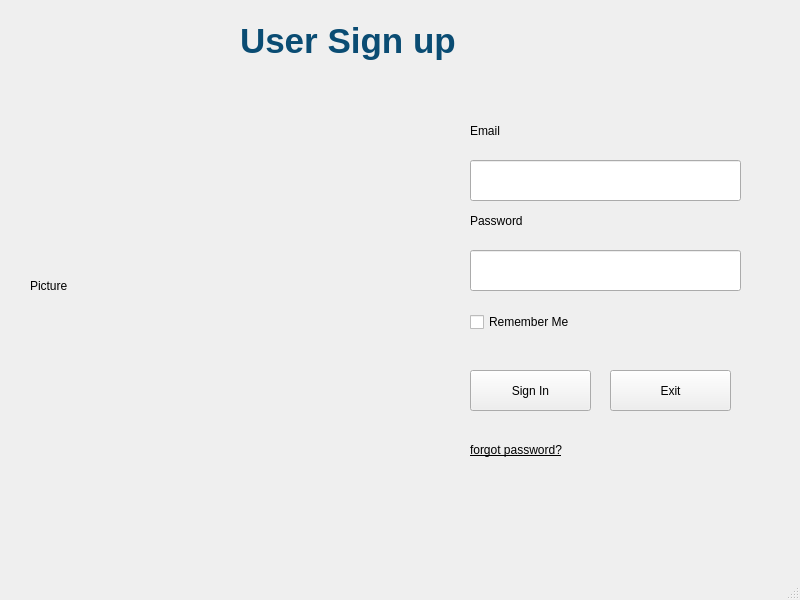
Qt form mainwindow.ui (TG-o2/Hawata) before a commit.
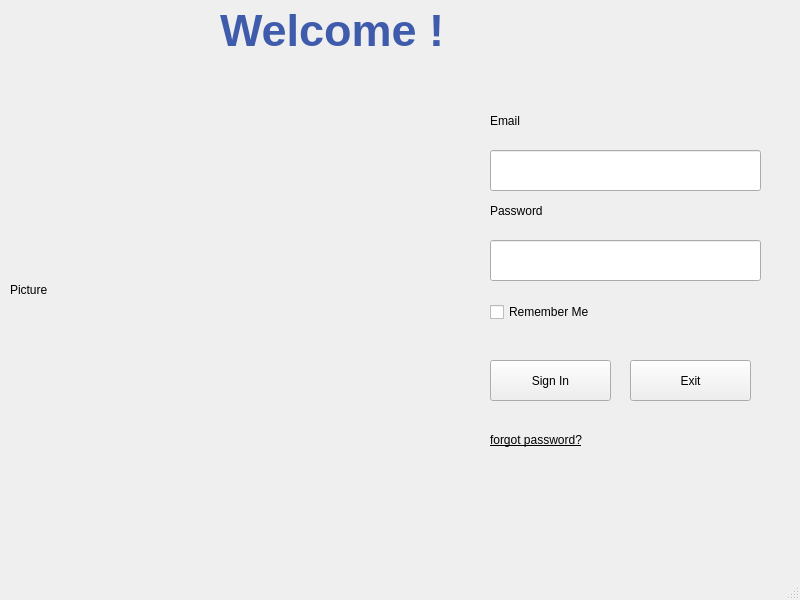
The same form after that commit.

```diff
--- a/mainwindow.ui
+++ b/mainwindow.ui
@@ -17,27 +17,27 @@
    <widget class="QLabel" name="label">
     <property name="geometry">
      <rect>
-      <x>240</x>
-      <y>20</y>
+      <x>220</x>
+      <y>10</y>
       <width>281</width>
       <height>41</height>
      </rect>
     </property>
     <property name="styleSheet">
      <string notr="true">font-family: &quot;Behove&quot;;
-font-size: 35px;
+font-size: 45px;
     font-weight: bold;
-    color: #0a4c73;</string>
+    color: #3f5bab;</string>
     </property>
     <property name="text">
-     <string>User Sign up</string>
+     <string>Welcome !</string>
     </property>
    </widget>
    <widget class="QLabel" name="label_4">
     <property name="geometry">
      <rect>
-      <x>470</x>
-      <y>210</y>
+      <x>490</x>
+      <y>200</y>
       <width>161</width>
       <height>21</height>
      </rect>
@@ -49,8 +49,8 @@
    <widget class="QLabel" name="label_5">
     <property name="geometry">
      <rect>
-      <x>470</x>
-      <y>320</y>
+      <x>490</x>
+      <y>310</y>
       <width>161</width>
       <height>21</height>
      </rect>
@@ -62,8 +62,8 @@
    <widget class="QPushButton" name="Sign_in">
     <property name="geometry">
      <rect>
-      <x>470</x>
-      <y>370</y>
+      <x>490</x>
+      <y>360</y>
       <width>121</width>
       <height>41</height>
      </rect>
@@ -78,9 +78,9 @@
    <widget class="QLabel" name="create_acc">
     <property name="geometry">
      <rect>
-      <x>470</x>
-      <y>440</y>
-      <width>291</width>
+      <x>490</x>
+      <y>430</y>
+      <width>181</width>
       <height>21</height>
      </rect>
     </property>
@@ -97,8 +97,8 @@
    <widget class="QLineEdit" name="password_input">
     <property name="geometry">
      <rect>
-      <x>470</x>
-      <y>250</y>
+      <x>490</x>
+      <y>240</y>
       <width>271</width>
       <height>41</height>
      </rect>
@@ -107,8 +107,8 @@
    <widget class="QLineEdit" name="firstName_input">
     <property name="geometry">
      <rect>
-      <x>470</x>
-      <y>160</y>
+      <x>490</x>
+      <y>150</y>
       <width>271</width>
       <height>41</height>
      </rect>
@@ -117,8 +117,8 @@
    <widget class="QCheckBox" name="Remember_me">
     <property name="geometry">
      <rect>
-      <x>470</x>
-      <y>310</y>
+      <x>490</x>
+      <y>300</y>
       <width>161</width>
       <height>24</height>
      </rect>
@@ -130,10 +130,10 @@
    <widget class="QLabel" name="logo">
     <property name="geometry">
      <rect>
-      <x>30</x>
-      <y>140</y>
-      <width>411</width>
-      <height>291</height>
+      <x>10</x>
+      <y>90</y>
+      <width>400</width>
+      <height>400</height>
      </rect>
     </property>
     <property name="styleSheet">
@@ -146,8 +146,8 @@
    <widget class="QLabel" name="label_7">
     <property name="geometry">
      <rect>
-      <x>470</x>
-      <y>120</y>
+      <x>490</x>
+      <y>110</y>
       <width>161</width>
       <height>21</height>
      </rect>
@@ -159,8 +159,8 @@
    <widget class="QPushButton" name="Exit">
     <property name="geometry">
      <rect>
-      <x>610</x>
-      <y>370</y>
+      <x>630</x>
+      <y>360</y>
       <width>121</width>
       <height>41</height>
      </rect>
@@ -175,6 +175,16 @@
      <string>danger</string>
     </property>
    </widget>
+   <widget class="QWidget" name="BackFrame" native="true">
+    <property name="geometry">
+     <rect>
+      <x>470</x>
+      <y>90</y>
+      <width>311</width>
+      <height>431</height>
+     </rect>
+    </property>
+   </widget>
   </widget>
   <widget class="QMenuBar" name="menubar">
    <property name="geometry">
```
Left out of the diff: 2 changed lines with no effect on the pictures.
